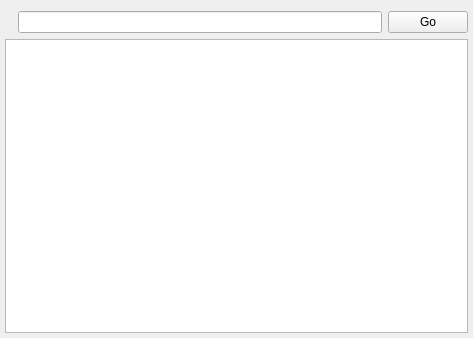
First picture: the form in src/Pane.ui, repository Riateche/ridual, before the edit.
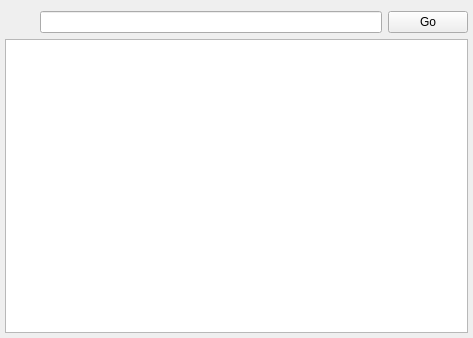
Second picture: the form after the edit. Icons and pictures are not drawn. Custom widgets are drawn as their Qt base class.

Commit message: gio auto mounting reimplemented, working; loading indicators changed

```diff
--- a/src/Pane.ui
+++ b/src/Pane.ui
@@ -24,11 +24,27 @@
     <layout class="QHBoxLayout" name="horizontalLayout">
      <item>
       <widget class="QLabel" name="loading_indicator">
+       <property name="minimumSize">
+        <size>
+         <width>16</width>
+         <height>16</height>
+        </size>
+       </property>
        <property name="text">
         <string/>
        </property>
       </widget>
      </item>
+     <item>
+      <widget class="QLabel" name="loaded_indicator">
+       <property name="text">
+        <string/>
+       </property>
+       <property name="pixmap">
+        <pixmap resource="../resources.qrc">:/resources/images/loaded.png</pixmap>
+       </property>
+      </widget>
+     </item>
      <item>
       <widget class="QLineEdit" name="address"/>
      </item>
```
Left out of the diff: 15 changed lines with no effect on the pictures. The commit also changes 12 other files.
